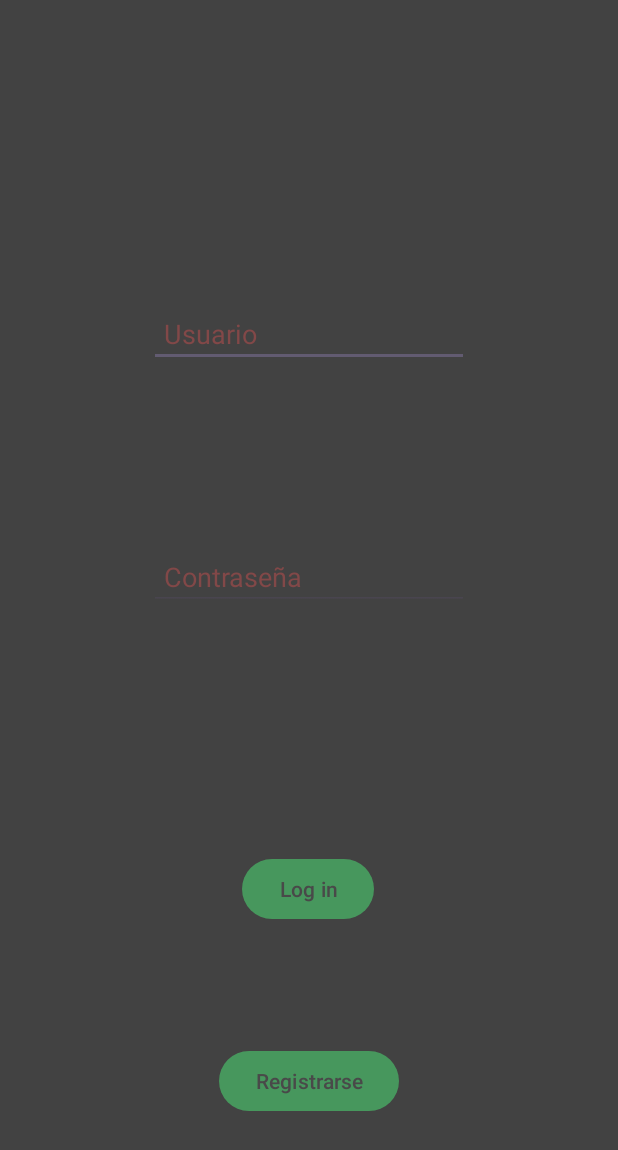
After one commit to DiaboloRoucho/ContadorAndres, an Android app: the Registro screen opened directly, with no data from a screen before it, on a phone screen of 412 x 824 dp. The commit adds this screen. Shown: the top 1150 px of the screen. Run offline under Robolectric (Android 15) with nearby library versions, the phone set to English and light mode, and no system bars.

```diff
--- a/app/src/main/AndroidManifest.xml
+++ b/app/src/main/AndroidManifest.xml
@@ -12,7 +12,9 @@
         android:supportsRtl="true"
         android:theme="@style/Theme.Contador"
         tools:targetApi="31">
-
+        <activity
+            android:name=".Registro"
+            android:exported="false" />
         <activity
             android:name=".MainActivity"
             android:screenOrientation="portrait" />
--- /dev/null
+++ b/app/src/main/java/com/example/contador/Registro.java
@@ -0,0 +1,22 @@
+package com.example.contador;
+
+import androidx.appcompat.app.AppCompatActivity;
+
+import android.content.Intent;
+import android.os.Bundle;
+import android.view.View;
+import android.widget.Button;
+
+public class Registro extends AppCompatActivity {
+
+    @Override
+    protected void onCreate(Bundle savedInstanceState) {
+        super.onCreate(savedInstanceState);
+        setContentView(R.layout.activity_registro);
+    }
+    public void registrarse(View v){
+
+        Intent intent =  new Intent(Registro.this, MainActivity.class);
+        startActivity(intent);
+    }
+}
--- /dev/null
+++ b/app/src/main/res/layout/activity_registro.xml
@@ -0,0 +1,68 @@
+<?xml version="1.0" encoding="utf-8"?>
+<androidx.constraintlayout.widget.ConstraintLayout xmlns:android="http://schemas.android.com/apk/res/android"
+    xmlns:app="http://schemas.android.com/apk/res-auto"
+    xmlns:tools="http://schemas.android.com/tools"
+    android:layout_width="match_parent"
+    android:layout_height="match_parent"
+    tools:context=".Registro"
+    android:background="@color/cardview_dark_background">
+
+    <EditText
+        android:id="@+id/textUsuario"
+        android:layout_width="wrap_content"
+        android:layout_height="wrap_content"
+        android:layout_marginTop="200dp"
+        android:ems="10"
+        android:textColorHint="@color/rojo"
+        android:inputType="text"
+        android:hint="Usuario"
+        app:layout_constraintEnd_toEndOf="parent"
+        app:layout_constraintStart_toStartOf="parent"
+        android:padding="10dp"
+        app:layout_constraintTop_toTopOf="parent"
+        android:textColor="@color/colorText"/>
+
+
+    <EditText
+        android:id="@+id/textPassword"
+        android:layout_width="wrap_content"
+        android:layout_height="wrap_content"
+        android:layout_marginBottom="300dp"
+        android:ems="10"
+        android:hint="Contraseña"
+        android:inputType="textPassword"
+        android:padding="10dp"
+        android:textColorHint="@color/rojo"
+        android:textColor="@color/colorText"
+        app:layout_constraintBottom_toBottomOf="parent"
+        app:layout_constraintEnd_toEndOf="parent"
+        app:layout_constraintStart_toStartOf="parent"
+        app:layout_constraintTop_toBottomOf="@+id/textUsuario" />
+
+    <Button
+        android:id="@+id/buttonLogin"
+        android:layout_width="wrap_content"
+        android:layout_height="wrap_content"
+        android:text="Log in"
+        android:textColor="@color/colorText2"
+        app:layout_constraintBottom_toBottomOf="parent"
+        app:layout_constraintEnd_toEndOf="parent"
+        app:layout_constraintHorizontal_bias="0.498"
+        app:layout_constraintStart_toStartOf="parent"
+        app:layout_constraintTop_toBottomOf="@+id/textPassword"
+        app:layout_constraintVertical_bias="0.439" />
+
+    <Button
+        android:id="@+id/buttonSignin"
+        android:onClick="registrarse"
+        android:layout_width="wrap_content"
+        android:layout_height="wrap_content"
+        android:textColor="@color/colorText2"
+        android:text="Registrarse"
+        app:layout_constraintBottom_toBottomOf="parent"
+        app:layout_constraintEnd_toEndOf="parent"
+        app:layout_constraintStart_toStartOf="parent"
+        app:layout_constraintTop_toBottomOf="@+id/buttonLogin" />
+
+
+</androidx.constraintlayout.widget.ConstraintLayout>
```
Also changed, not shown: app/src/main/java/com/example/contador/DbHelper.java (added, +64 -0 lines), app/src/main/java/com/example/contador/MainActivity.java (+1 -16 lines), app/src/main/java/com/example/contador/ui/theme/Color.kt (deleted, +0 -11 lines), app/src/main/java/com/example/contador/ui/theme/Theme.kt (deleted, +0 -70 lines), app/src/main/java/com/example/contador/ui/theme/Type.kt (deleted, +0 -34 lines).
